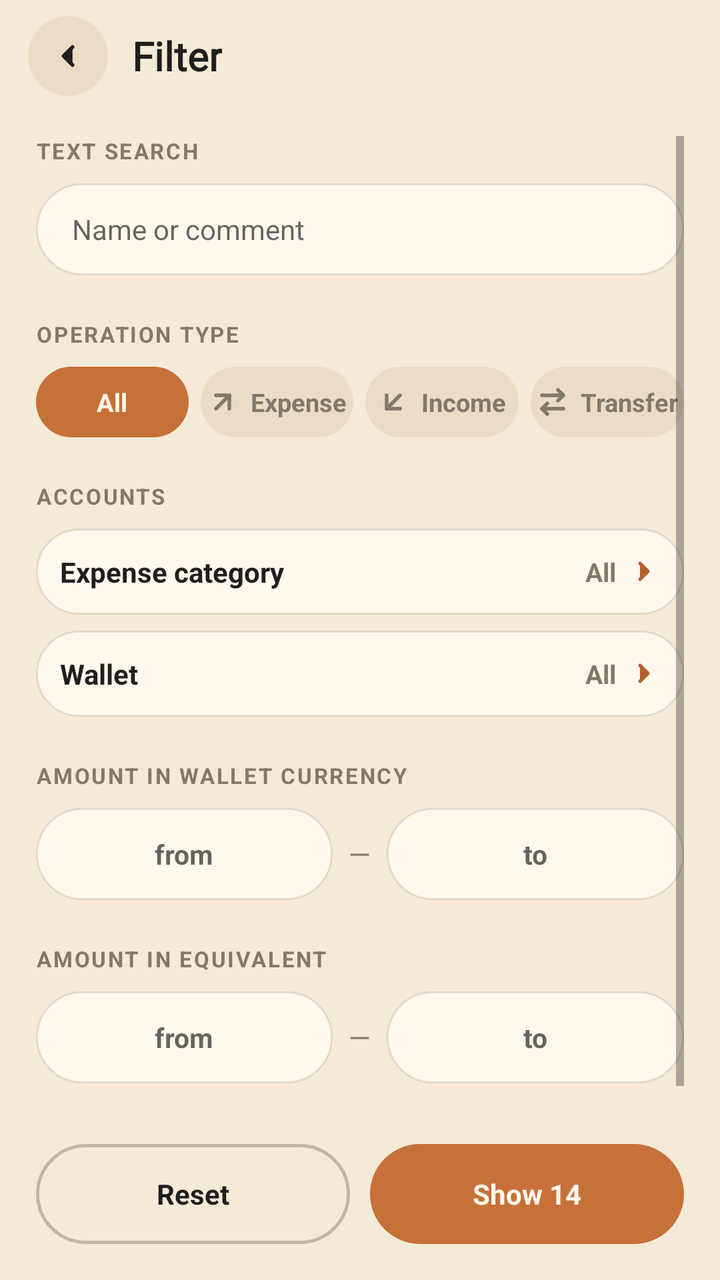
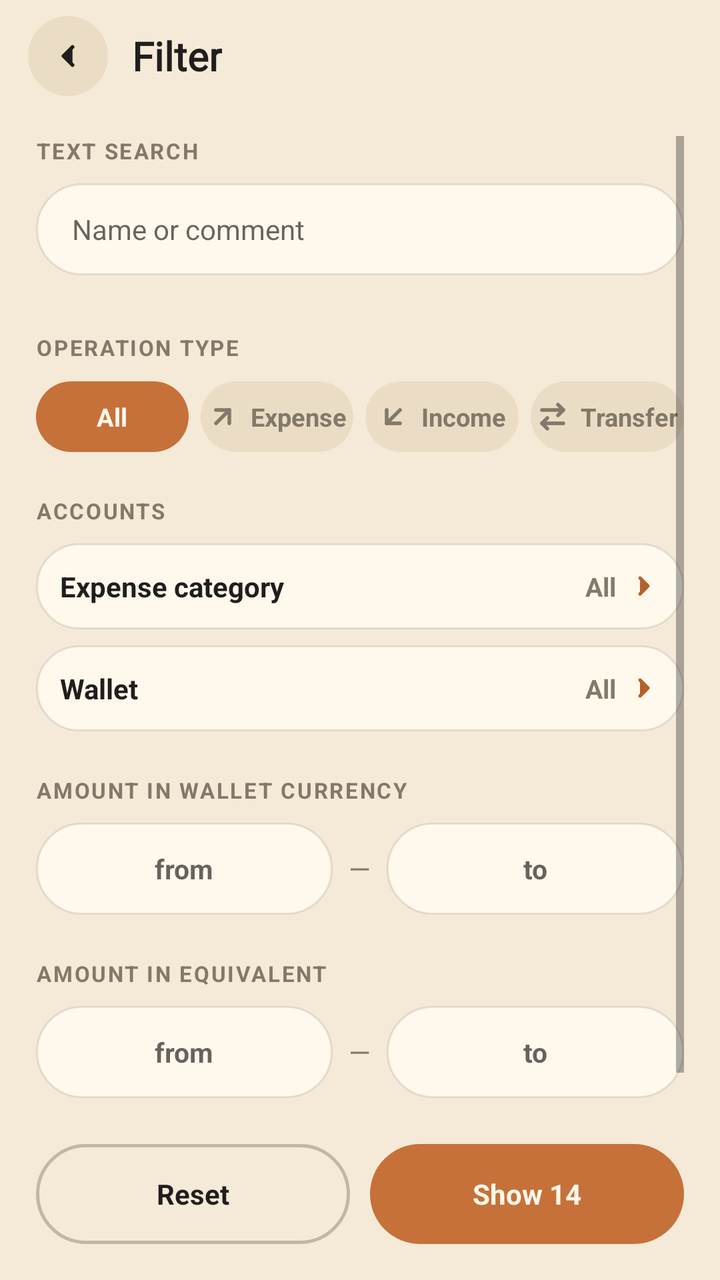

Two renders of the same Android screen: before a commit and after it. Below are the layout's source before the change and the commit's diff.
<!-- AndroidManifest.xml: activity theme AppTheme.NoActionBar -->
<!-- res/layout/activity_filter.xml -->
<?xml version="1.0" encoding="utf-8"?>

<RelativeLayout xmlns:android="http://schemas.android.com/apk/res/android"
    android:layout_width="match_parent"
    android:layout_height="match_parent"
    android:background="@color/colorBackground">

    <LinearLayout
        android:id="@+id/toolbar"
        android:layout_width="match_parent"
        android:layout_height="wrap_content"
        android:orientation="horizontal"
        android:gravity="center_vertical"
        android:paddingLeft="14dp"
        android:paddingTop="8dp"
        android:paddingBottom="6dp">

        <ImageButton
            android:id="@+id/btnUp"
            android:layout_width="40dp"
            android:layout_height="40dp"
            android:background="@drawable/bg_pill_secondary"
            android:src="@drawable/ic_nav_back"
            android:onClick="btnUp"/>

        <TextView
            android:layout_width="wrap_content"
            android:layout_height="wrap_content"
            android:layout_marginStart="12dp"
            android:text="@string/activity_filter_text_1"
            android:textSize="20sp"
            android:textStyle="bold"
            android:fontFamily="@font/caprasimo"
            android:textColor="@color/colorTextPrimary"/>
    </LinearLayout>

    <ScrollView
        android:id="@+id/scrollFilter"
        android:layout_width="match_parent"
        android:layout_height="wrap_content"
        android:layout_below="@id/toolbar"
        android:layout_above="@id/filterActions"
        android:paddingLeft="18dp"
        android:paddingRight="18dp"
        android:paddingTop="14dp">

        <LinearLayout
            android:layout_width="match_parent"
            android:layout_height="wrap_content"
            android:orientation="vertical">

            <TextView style="@style/SettingsGroupLabel" android:text="@string/activity_filter_text_2"/>
            <EditText
                android:id="@+id/inputSearchText"
                android:layout_width="match_parent"
                android:layout_height="46dp"
                android:background="@drawable/bg_input_pill"
                android:hint="@string/activity_filter_input_search_text_hint"
                android:paddingLeft="18dp"
                android:paddingRight="18dp"
                android:textSize="14sp"
                android:layout_marginBottom="22dp"/>

            <TextView style="@style/SettingsGroupLabel" android:text="@string/activity_filter_text_3"/>
            <LinearLayout
                android:id="@+id/chipGroupKind"
                android:layout_width="match_parent"
                android:layout_height="wrap_content"
                android:orientation="horizontal"
                android:layout_marginBottom="22dp">

                <TextView android:id="@+id/chipAll" style="@style/FilterChip" android:text="@string/activity_filter_chip_all_text" android:background="@drawable/bg_chip_selected" android:textColor="@color/colorSurface"/>
                
                <LinearLayout android:id="@+id/chipExpense" style="@style/FilterChipIcon">
                    <ImageView style="@style/FilterChipIconImage" android:src="@drawable/ic_kind_expense" android:tint="@color/colorTextSecondary"/>
                    <TextView style="@style/FilterChipIconLabel" android:text="@string/activity_filter_text_4"/>
                </LinearLayout>
                <LinearLayout android:id="@+id/chipIncome" style="@style/FilterChipIcon">
                    <ImageView style="@style/FilterChipIconImage" android:src="@drawable/ic_kind_income" android:tint="@color/colorTextSecondary"/>
                    <TextView style="@style/FilterChipIconLabel" android:text="@string/activity_filter_text_5"/>
                </LinearLayout>
                <LinearLayout android:id="@+id/chipTransfer" style="@style/FilterChipIcon" android:layout_marginEnd="0dp">
                    <ImageView style="@style/FilterChipIconImage" android:src="@drawable/ic_kind_transfer" android:tint="@color/colorTextSecondary"/>
                    <TextView style="@style/FilterChipIconLabel" android:text="@string/activity_filter_text_6"/>
                </LinearLayout>
            </LinearLayout>

            <TextView style="@style/SettingsGroupLabel" android:text="@string/activity_filter_text_7"/>
            <LinearLayout
                android:layout_width="match_parent"
                android:layout_height="wrap_content"
                android:orientation="vertical"
                android:layout_marginBottom="22dp">

                <LinearLayout
                    android:id="@+id/rowPickCategories"
                    android:layout_width="match_parent"
                    android:layout_height="wrap_content"
                    android:orientation="horizontal"
                    android:gravity="center_vertical"
                    android:background="@drawable/bg_input_pill"
                    android:padding="12dp"
                    android:layout_marginBottom="8dp"
                    android:onClick="onPickCategories">

                    <TextView android:layout_width="0dp" android:layout_height="wrap_content" android:layout_weight="1"
                        android:text="@string/activity_filter_text_8" android:textSize="14sp" android:textStyle="bold" android:textColor="@color/colorTextPrimary"/>
                    <TextView android:id="@+id/categorySummary" android:layout_width="wrap_content" android:layout_height="wrap_content"
                        android:text="@string/activity_filter_category_summary_text" android:textSize="13sp" android:textStyle="bold" android:textColor="@color/colorTextSecondary" android:layout_marginEnd="6dp"/>
                    <ImageView android:layout_width="16dp" android:layout_height="16dp" android:src="@drawable/ic_chevron_right"/>
                </LinearLayout>

                <LinearLayout
                    android:id="@+id/rowPickWallets"
                    android:layout_width="match_parent"
                    android:layout_height="wrap_content"
                    android:orientation="horizontal"
                    android:gravity="center_vertical"
                    android:background="@drawable/bg_input_pill"
                    android:padding="12dp"
                    android:onClick="onPickWallets">

                    <TextView android:layout_width="0dp" android:layout_height="wrap_content" android:layout_weight="1"
                        android:text="@string/activity_filter_text_9" android:textSize="14sp" android:textStyle="bold" android:textColor="@color/colorTextPrimary"/>
                    <TextView android:id="@+id/walletSummary" android:layout_width="wrap_content" android:layout_height="wrap_content"
                        android:text="@string/activity_filter_wallet_summary_text" android:textSize="13sp" android:textStyle="bold" android:textColor="@color/colorTextSecondary" android:layout_marginEnd="6dp"/>
                    <ImageView android:layout_width="16dp" android:layout_height="16dp" android:src="@drawable/ic_chevron_right"/>
                </LinearLayout>
            </LinearLayout>

            <TextView style="@style/SettingsGroupLabel" android:text="@string/activity_filter_text_10"/>
            <LinearLayout
                android:layout_width="match_parent"
                android:layout_height="46dp"
                android:orientation="horizontal"
                android:layout_marginBottom="22dp">

                <EditText android:id="@+id/inputAmountMin" android:layout_width="0dp" android:layout_height="match_parent"
                    android:layout_weight="1" android:background="@drawable/bg_input_pill" android:gravity="center"
                    android:hint="@string/activity_filter_input_amount_min_hint" android:inputType="numberDecimal" android:textSize="13.5sp" android:textStyle="bold"/>

                <TextView android:layout_width="wrap_content" android:layout_height="wrap_content"
                    android:layout_marginLeft="8dp" android:layout_marginRight="8dp" android:layout_gravity="center_vertical"
                    android:text="—" android:textColor="@color/colorTextSecondary"/>

                <EditText android:id="@+id/inputAmountMax" android:layout_width="0dp" android:layout_height="match_parent"
                    android:layout_weight="1" android:background="@drawable/bg_input_pill" android:gravity="center"
                    android:hint="@string/activity_filter_input_amount_max_hint" android:inputType="numberDecimal" android:textSize="13.5sp" android:textStyle="bold"/>
            </LinearLayout>

            
            <TextView android:id="@+id/labelEqRange" style="@style/SettingsGroupLabel" android:text="@string/activity_filter_label_eq_range_text"/>
            <LinearLayout
                android:layout_width="match_parent"
                android:layout_height="46dp"
                android:orientation="horizontal"
                android:layout_marginBottom="24dp">

                <EditText android:id="@+id/inputEqMin" android:layout_width="0dp" android:layout_height="match_parent"
                    android:layout_weight="1" android:background="@drawable/bg_input_pill" android:gravity="center"
                    android:hint="@string/activity_filter_input_eq_min_hint" android:inputType="numberDecimal" android:textSize="13.5sp" android:textStyle="bold"/>

                <TextView android:layout_width="wrap_content" android:layout_height="wrap_content"
                    android:layout_marginLeft="8dp" android:layout_marginRight="8dp" android:layout_gravity="center_vertical"
                    android:text="—" android:textColor="@color/colorTextSecondary"/>

                <EditText android:id="@+id/inputEqMax" android:layout_width="0dp" android:layout_height="match_parent"
                    android:layout_weight="1" android:background="@drawable/bg_input_pill" android:gravity="center"
                    android:hint="@string/activity_filter_input_eq_max_hint" android:inputType="numberDecimal" android:textSize="13.5sp" android:textStyle="bold"/>
            </LinearLayout>
        </LinearLayout>
    </ScrollView>

    <LinearLayout
        android:id="@+id/filterActions"
        android:layout_width="match_parent"
        android:layout_height="50dp"
        android:layout_alignParentBottom="true"
        android:layout_margin="18dp"
        android:orientation="horizontal">

        <TextView
            android:id="@+id/btnReset"
            android:layout_width="0dp"
            android:layout_height="match_parent"
            android:layout_weight="1"
            android:layout_marginEnd="10dp"
            android:background="@drawable/bg_pill_outline"
            android:gravity="center"
            android:text="@string/activity_filter_btn_reset_text"
            android:textSize="14sp"
            android:textStyle="bold"
            android:textColor="@color/colorTextPrimary"
            android:onClick="onResetFilter"/>

        <TextView
            android:id="@+id/btnApply"
            android:layout_width="0dp"
            android:layout_height="match_parent"
            android:layout_weight="1"
            android:background="@drawable/bg_pill_primary"
            android:gravity="center"
            android:text="@string/activity_filter_btn_apply_text"
            android:textSize="14sp"
            android:textStyle="bold"
            android:textColor="@color/colorSurface"
            android:onClick="onApplyFilter"/>
    </LinearLayout>
</RelativeLayout>
<!-- resources referenced by this layout -->
<resources>
  <color name="colorBackground">#F5EAD8</color>
  <color name="colorSurface">#FFF8EC</color>
  <color name="colorTextPrimary">#201E1D</color>
  <color name="colorTextSecondary">#82796A</color>
  <!-- drawable bg_chip_selected (drawable) -->
  <?xml version="1.0" encoding="utf-8"?>
  <shape xmlns:android="http://schemas.android.com/apk/res/android">
      <solid android:color="@color/colorPrimary"/>
      <corners android:radius="999dp"/>
  </shape>
  <string name="activity_filter_btn_apply_text">Show 14</string>
  <string name="activity_filter_btn_reset_text">Reset</string>
  <string name="activity_filter_category_summary_text">All</string>
  <string name="activity_filter_chip_all_text">All</string>
  <string name="activity_filter_input_amount_max_hint">to</string>
  <string name="activity_filter_input_amount_min_hint">from</string>
  <string name="activity_filter_input_eq_max_hint">to</string>
  <string name="activity_filter_input_eq_min_hint">from</string>
  <string name="activity_filter_input_search_text_hint">Name or comment</string>
  <string name="activity_filter_label_eq_range_text">AMOUNT IN EQUIVALENT</string>
  <string name="activity_filter_text_1">Filter</string>
  <string name="activity_filter_text_10">AMOUNT IN WALLET CURRENCY</string>
  <string name="activity_filter_text_2">TEXT SEARCH</string>
  <string name="activity_filter_text_3">OPERATION TYPE</string>
  <string name="activity_filter_text_4">Expense</string>
  <string name="activity_filter_text_5">Income</string>
  <string name="activity_filter_text_6">Transfer</string>
  <string name="activity_filter_text_7">ACCOUNTS</string>
  <string name="activity_filter_text_8">Expense category</string>
  <string name="activity_filter_text_9">Wallet</string>
  <string name="activity_filter_wallet_summary_text">All</string>
  <style name="FilterChipIconImage">
          <item name="android:layout_width">wrap_content</item>
          <item name="android:layout_height">wrap_content</item>
          <item name="android:importantForAccessibility">no</item>
      </style>
  <style name="AppTheme.NoActionBar">
          <item name="windowActionBar">false</item>
          <item name="windowNoTitle">true</item>
      </style>
  <color name="colorPrimary">#C67139</color>
  <color name="colorCardBorder">#1A201E1D</color>
  <color name="colorRipplePrimary">#26C67139</color>
  <color name="colorOutlineStrong">#40201E1D</color>
  <color name="colorPrimaryDark">#B2622D</color>
  <color name="colorPrimaryLight">#F6A06B</color>
  <color name="colorSurfaceAlt">#EBDDC5</color>
  <!-- drawable bg_chip_unselected (drawable) -->
  <?xml version="1.0" encoding="utf-8"?>
  <shape xmlns:android="http://schemas.android.com/apk/res/android">
      <solid android:color="@color/colorSurfaceAlt"/>
      <corners android:radius="999dp"/>
  </shape>
  <!-- unchanged entries left out for length: 13 -->
</resources>

<!-- the commit's change to res/layout/activity_filter.xml (unified diff, before → after) -->
@@ -50,18 +50,49 @@
             android:orientation="vertical">
 
             <TextView style="@style/SettingsGroupLabel" android:text="@string/activity_filter_text_2"/>
-            <EditText
-                android:id="@+id/inputSearchText"
+            <FrameLayout
                 android:layout_width="match_parent"
                 android:layout_height="46dp"
-                android:background="@drawable/bg_input_pill"
-                android:hint="@string/activity_filter_input_search_text_hint"
-                android:paddingLeft="18dp"
-                android:paddingRight="18dp"
-                android:textSize="14sp"
-                android:layout_marginBottom="22dp"/>
-
-            <TextView style="@style/SettingsGroupLabel" android:text="@string/activity_filter_text_3"/>
+                android:layout_marginBottom="22dp">
+
+                <EditText
+                    android:id="@+id/inputSearchText"
+                    android:layout_width="match_parent"
+                    android:layout_height="match_parent"
+                    android:background="@drawable/bg_input_pill"
+                    android:hint="@string/activity_filter_input_search_text_hint"
+                    android:paddingLeft="18dp"
+                    android:paddingRight="44dp"
+                    android:textSize="14sp"/>
+
+                <ImageButton
+                    android:id="@+id/btnClearSearch"
+                    style="@style/FilterClearButton"
+                    android:layout_gravity="end|center_vertical"
+                    android:layout_marginEnd="8dp"
+                    android:contentDescription="@string/filter_clear_content_description"/>
+            </FrameLayout>
+
+            
+            <FrameLayout
+                android:layout_width="match_parent"
+                android:layout_height="wrap_content"
+                android:minHeight="28dp"
+                android:layout_marginBottom="3dp">
+
+                <TextView style="@style/SettingsGroupLabel"
+                    android:layout_gravity="center_vertical"
+                    android:layout_marginBottom="0dp"
+                    android:text="@string/activity_filter_text_3"/>
+
+                <ImageButton
+                    android:id="@+id/btnClearKind"
+                    style="@style/FilterClearButton"
+                    android:layout_width="28dp"
+                    android:layout_height="28dp"
+                    android:layout_gravity="end|center_vertical"
+                    android:contentDescription="@string/filter_clear_content_description"/>
+            </FrameLayout>
             <LinearLayout
                 android:id="@+id/chipGroupKind"
                 android:layout_width="match_parent"
@@ -107,7 +138,9 @@
                         android:text="@string/activity_filter_text_8" android:textSize="14sp" android:textStyle="bold" android:textColor="@color/colorTextPrimary"/>
                     <TextView android:id="@+id/categorySummary" android:layout_width="wrap_content" android:layout_height="wrap_content"
                         android:text="@string/activity_filter_category_summary_text" android:textSize="13sp" android:textStyle="bold" android:textColor="@color/colorTextSecondary" android:layout_marginEnd="6dp"/>
-                    <ImageView android:layout_width="16dp" android:layout_height="16dp" android:src="@drawable/ic_chevron_right"/>
+                    <ImageView android:id="@+id/chevronCategories" android:layout_width="16dp" android:layout_height="16dp" android:src="@drawable/ic_chevron_right"/>
+                    <ImageButton android:id="@+id/btnClearCategories" style="@style/FilterClearButton"
+                        android:contentDescription="@string/filter_clear_content_description"/>
                 </LinearLayout>
 
                 <LinearLayout
@@ -124,7 +157,9 @@
                         android:text="@string/activity_filter_text_9" android:textSize="14sp" android:textStyle="bold" android:textColor="@color/colorTextPrimary"/>
                     <TextView android:id="@+id/walletSummary" android:layout_width="wrap_content" android:layout_height="wrap_content"
                         android:text="@string/activity_filter_wallet_summary_text" android:textSize="13sp" android:textStyle="bold" android:textColor="@color/colorTextSecondary" android:layout_marginEnd="6dp"/>
-                    <ImageView android:layout_width="16dp" android:layout_height="16dp" android:src="@drawable/ic_chevron_right"/>
+                    <ImageView android:id="@+id/chevronWallets" android:layout_width="16dp" android:layout_height="16dp" android:src="@drawable/ic_chevron_right"/>
+                    <ImageButton android:id="@+id/btnClearWallets" style="@style/FilterClearButton"
+                        android:contentDescription="@string/filter_clear_content_description"/>
                 </LinearLayout>
             </LinearLayout>
 
@@ -135,17 +170,27 @@
                 android:orientation="horizontal"
                 android:layout_marginBottom="22dp">
 
-                <EditText android:id="@+id/inputAmountMin" android:layout_width="0dp" android:layout_height="match_parent"
-                    android:layout_weight="1" android:background="@drawable/bg_input_pill" android:gravity="center"
-                    android:hint="@string/activity_filter_input_amount_min_hint" android:inputType="numberDecimal" android:textSize="13.5sp" android:textStyle="bold"/>
+                <FrameLayout android:layout_width="0dp" android:layout_height="match_parent" android:layout_weight="1">
+                    <EditText android:id="@+id/inputAmountMin" android:layout_width="match_parent" android:layout_height="match_parent"
+                        android:background="@drawable/bg_input_pill" android:gravity="center" android:paddingLeft="30dp" android:paddingRight="30dp"
+                        android:hint="@string/activity_filter_input_amount_min_hint" android:inputType="numberDecimal" android:textSize="13.5sp" android:textStyle="bold"/>
+                    <ImageButton android:id="@+id/btnClearAmountMin" style="@style/FilterClearButton"
+                        android:layout_gravity="end|center_vertical" android:layout_marginEnd="4dp"
+                        android:contentDescription="@string/filter_clear_content_description"/>
+                </FrameLayout>
 
                 <TextView android:layout_width="wrap_content" android:layout_height="wrap_content"
                     android:layout_marginLeft="8dp" android:layout_marginRight="8dp" android:layout_gravity="center_vertical"
                     android:text="—" android:textColor="@color/colorTextSecondary"/>
 
-                <EditText android:id="@+id/inputAmountMax" android:layout_width="0dp" android:layout_height="match_parent"
-                    android:layout_weight="1" android:background="@drawable/bg_input_pill" android:gravity="center"
-                    android:hint="@string/activity_filter_input_amount_max_hint" android:inputType="numberDecimal" android:textSize="13.5sp" android:textStyle="bold"/>
+                <FrameLayout android:layout_width="0dp" android:layout_height="match_parent" android:layout_weight="1">
+                    <EditText android:id="@+id/inputAmountMax" android:layout_width="match_parent" android:layout_height="match_parent"
+                        android:background="@drawable/bg_input_pill" android:gravity="center" android:paddingLeft="30dp" android:paddingRight="30dp"
+                        android:hint="@string/activity_filter_input_amount_max_hint" android:inputType="numberDecimal" android:textSize="13.5sp" android:textStyle="bold"/>
+                    <ImageButton android:id="@+id/btnClearAmountMax" style="@style/FilterClearButton"
+                        android:layout_gravity="end|center_vertical" android:layout_marginEnd="4dp"
+                        android:contentDescription="@string/filter_clear_content_description"/>
+                </FrameLayout>
             </LinearLayout>
 
             
@@ -156,17 +201,27 @@
                 android:orientation="horizontal"
                 android:layout_marginBottom="24dp">
 
-                <EditText android:id="@+id/inputEqMin" android:layout_width="0dp" android:layout_height="match_parent"
-                    android:layout_weight="1" android:background="@drawable/bg_input_pill" android:gravity="center"
-                    android:hint="@string/activity_filter_input_eq_min_hint" android:inputType="numberDecimal" android:textSize="13.5sp" android:textStyle="bold"/>
+                <FrameLayout android:layout_width="0dp" android:layout_height="match_parent" android:layout_weight="1">
+                    <EditText android:id="@+id/inputEqMin" android:layout_width="match_parent" android:layout_height="match_parent"
+                        android:background="@drawable/bg_input_pill" android:gravity="center" android:paddingLeft="30dp" android:paddingRight="30dp"
+                        android:hint="@string/activity_filter_input_eq_min_hint" android:inputType="numberDecimal" android:textSize="13.5sp" android:textStyle="bold"/>
+                    <ImageButton android:id="@+id/btnClearEqMin" style="@style/FilterClearButton"
+                        android:layout_gravity="end|center_vertical" android:layout_marginEnd="4dp"
+                        android:contentDescription="@string/filter_clear_content_description"/>
+                </FrameLayout>
 
                 <TextView android:layout_width="wrap_content" android:layout_height="wrap_content"
                     android:layout_marginLeft="8dp" android:layout_marginRight="8dp" android:layout_gravity="center_vertical"
                     android:text="—" android:textColor="@color/colorTextSecondary"/>
 
-                <EditText android:id="@+id/inputEqMax" android:layout_width="0dp" android:layout_height="match_parent"
-                    android:layout_weight="1" android:background="@drawable/bg_input_pill" android:gravity="center"
-                    android:hint="@string/activity_filter_input_eq_max_hint" android:inputType="numberDecimal" android:textSize="13.5sp" android:textStyle="bold"/>
+                <FrameLayout android:layout_width="0dp" android:layout_height="match_parent" android:layout_weight="1">
+                    <EditText android:id="@+id/inputEqMax" android:layout_width="match_parent" android:layout_height="match_parent"
+                        android:background="@drawable/bg_input_pill" android:gravity="center" android:paddingLeft="30dp" android:paddingRight="30dp"
+                        android:hint="@string/activity_filter_input_eq_max_hint" android:inputType="numberDecimal" android:textSize="13.5sp" android:textStyle="bold"/>
+                    <ImageButton android:id="@+id/btnClearEqMax" style="@style/FilterClearButton"
+                        android:layout_gravity="end|center_vertical" android:layout_marginEnd="4dp"
+                        android:contentDescription="@string/filter_clear_content_description"/>
+                </FrameLayout>
             </LinearLayout>
         </LinearLayout>
     </ScrollView>
<!-- resource entries referenced after the edit -->
@@ -31,10 +31,21 @@
   <string name="activity_filter_text_8">Expense category</string>
   <string name="activity_filter_text_9">Wallet</string>
   <string name="activity_filter_wallet_summary_text">All</string>
+  <string name="filter_clear_content_description">Clear</string>
   <style name="FilterChipIconImage">
           <item name="android:layout_width">wrap_content</item>
           <item name="android:layout_height">wrap_content</item>
           <item name="android:importantForAccessibility">no</item>
+      </style>
+  <style name="FilterClearButton">
+          <item name="android:layout_width">32dp</item>
+          <item name="android:layout_height">32dp</item>
+          <item name="android:background">@null</item>
+          <item name="android:padding">6dp</item>
+          <item name="android:scaleType">fitCenter</item>
+          <item name="android:src">@drawable/ic_clear</item>
+          <item name="android:tint">@color/colorTextSecondary</item>
+          <item name="android:visibility">gone</item>
       </style>
   <style name="AppTheme.NoActionBar">
           <item name="windowActionBar">false</item>
@@ -53,6 +64,17 @@
       <solid android:color="@color/colorSurfaceAlt"/>
       <corners android:radius="999dp"/>
   </shape>
+  <!-- drawable ic_clear (drawable) -->
+  <vector xmlns:android="http://schemas.android.com/apk/res/android"
+      android:width="24dp"
+      android:height="24dp"
+      android:viewportWidth="24"
+      android:viewportHeight="24"
+      android:tint="?attr/colorControlNormal">
+    <path
+        android:fillColor="@android:color/white"
+        android:pathData="M19,6.41L17.59,5 12,10.59 6.41,5 5,6.41 10.59,12 5,17.59 6.41,19 12,13.41 17.59,19 19,17.59 13.41,12z"/>
+  </vector>
   <!-- unchanged entries left out for length: 13 -->
 </resources>
 
